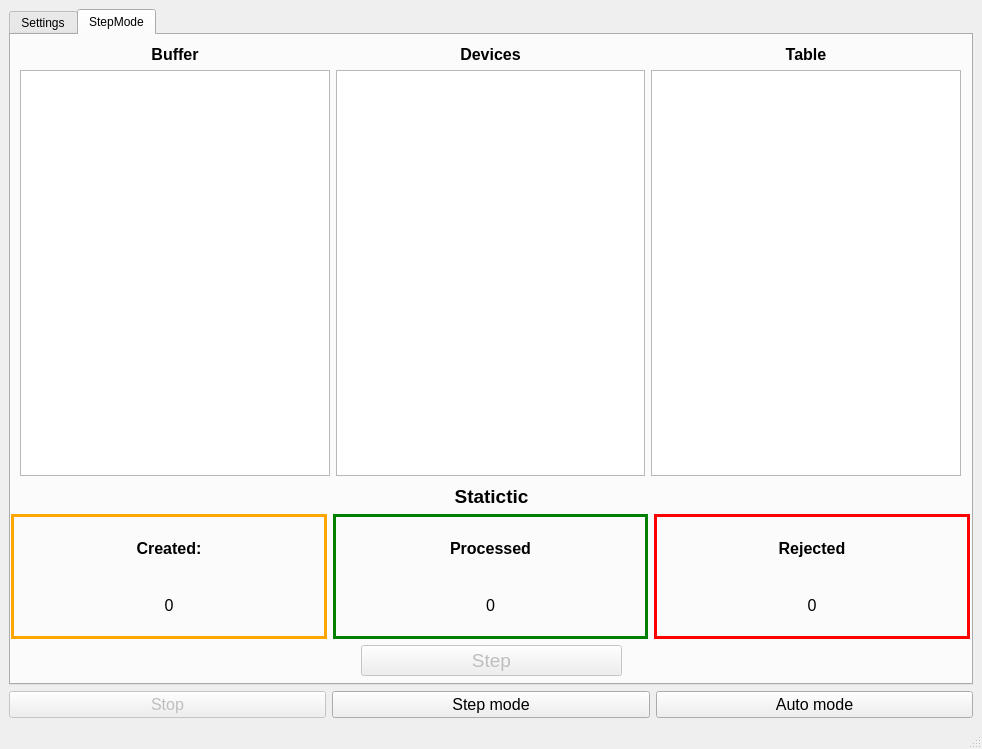
Before: the Qt Designer form src/APS/GUI/mainwindow.ui in HappyNano/APS-spbstu, drawn with Qt 5.
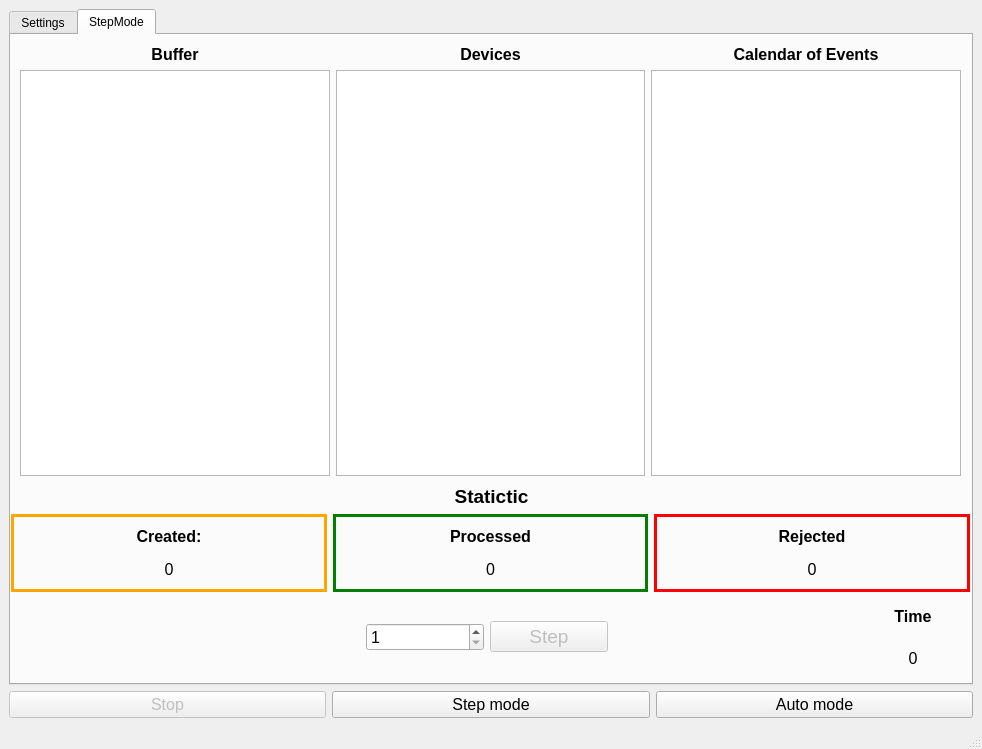
After: the same form once the commit is applied.

Patch:
```diff
--- a/src/APS/GUI/mainwindow.ui
+++ b/src/APS/GUI/mainwindow.ui
@@ -785,12 +785,36 @@
              </property>
              <property name="sizeHint" stdset="0">
               <size>
-               <width>350</width>
+               <width>355</width>
                <height>20</height>
               </size>
              </property>
             </spacer>
            </item>
+           <item>
+            <widget class="QSpinBox" name="stepMode_stepValue">
+             <property name="sizePolicy">
+              <sizepolicy hsizetype="Minimum" vsizetype="Fixed">
+               <horstretch>0</horstretch>
+               <verstretch>0</verstretch>
+              </sizepolicy>
+             </property>
+             <property name="font">
+              <font>
+               <pointsize>12</pointsize>
+              </font>
+             </property>
+             <property name="minimum">
+              <number>1</number>
+             </property>
+             <property name="maximum">
+              <number>500</number>
+             </property>
+             <property name="stepType">
+              <enum>QAbstractSpinBox::DefaultStepType</enum>
+             </property>
+            </widget>
+           </item>
            <item>
             <widget class="QPushButton" name="oneStepButton">
              <property name="enabled">
@@ -816,12 +840,48 @@
              </property>
              <property name="sizeHint" stdset="0">
               <size>
-               <width>350</width>
+               <width>240</width>
                <height>20</height>
               </size>
              </property>
             </spacer>
            </item>
+           <item>
+            <layout class="QVBoxLayout" name="verticalLayout_3">
+             <item>
+              <widget class="QLabel" name="label_6">
+               <property name="font">
+                <font>
+                 <pointsize>12</pointsize>
+                 <weight>75</weight>
+                 <bold>true</bold>
+                </font>
+               </property>
+               <property name="text">
+                <string>Time</string>
+               </property>
+               <property name="alignment">
+                <set>Qt::AlignCenter</set>
+               </property>
+              </widget>
+             </item>
+             <item>
+              <widget class="QLabel" name="stepMode_time">
+               <property name="font">
+                <font>
+                 <pointsize>12</pointsize>
+                </font>
+               </property>
+               <property name="text">
+                <string>0</string>
+               </property>
+               <property name="alignment">
+                <set>Qt::AlignCenter</set>
+               </property>
+              </widget>
+             </item>
+            </layout>
+           </item>
           </layout>
          </item>
         </layout>
@@ -926,7 +986,7 @@
               </font>
              </property>
              <property name="text">
-              <string>Table</string>
+              <string>Calendar of Events</string>
              </property>
              <property name="alignment">
               <set>Qt::AlignCenter</set>
```
Left out of the diff: 34 changed lines with no effect on the pictures.
